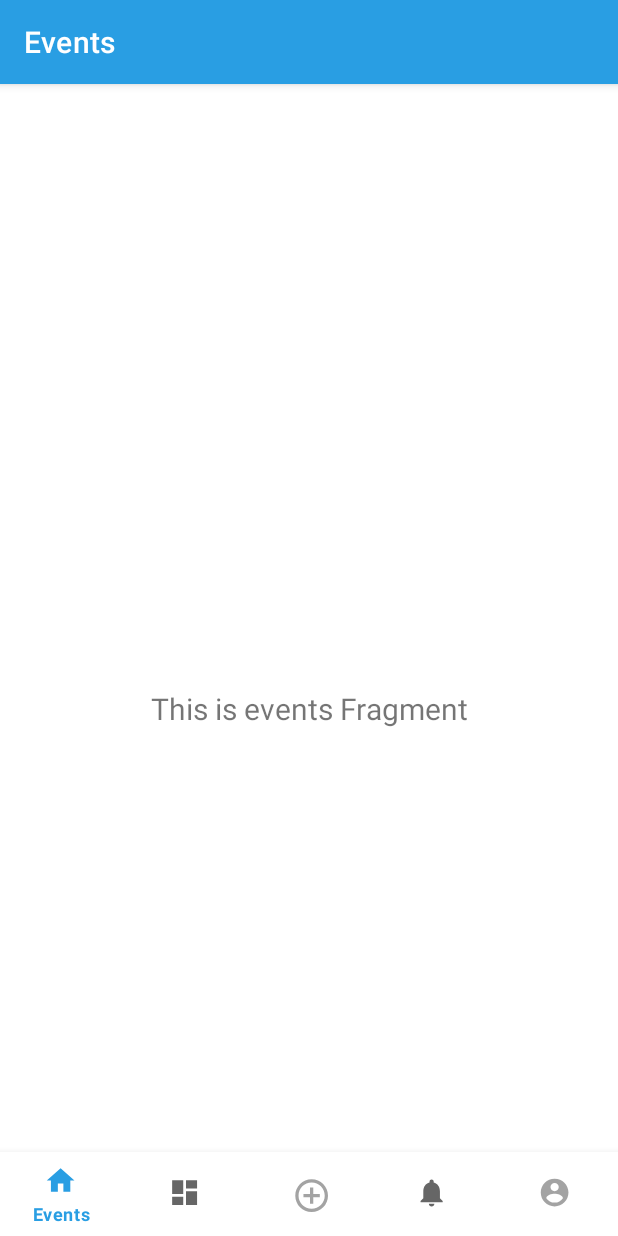
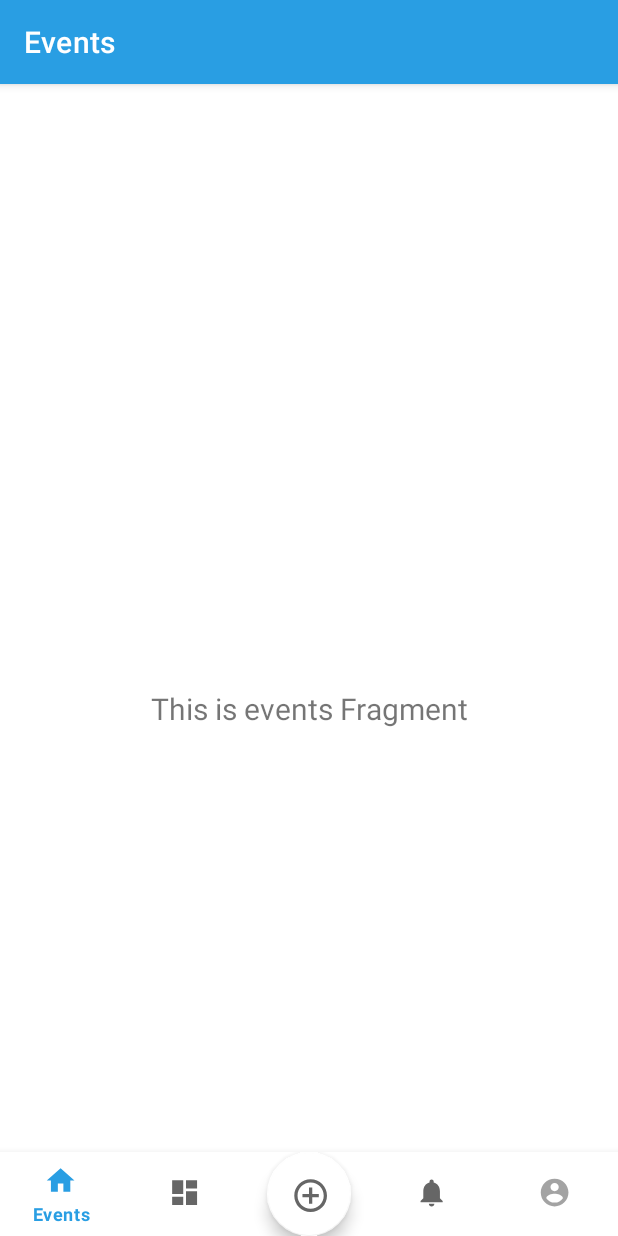
Before and after one commit to TeamworkEcnu2021/teamwork, an Android app: the screen it shows after launch (MainActivity), on a phone screen of 412 x 824 dp. Run offline under Robolectric (Android 15) with nearby library versions, the light colour scheme and no system bars; our stand-ins replace navigation-ui.

Commit message:
update button add

```diff
--- a/touralbum/app/build.gradle
+++ b/touralbum/app/build.gradle
@@ -15,6 +15,8 @@ android {
         versionName "1.0"
 
         testInstrumentationRunner "androidx.test.runner.AndroidJUnitRunner"
+
+        vectorDrawables.useSupportLibrary = true
     }
 
     buildTypes {
@@ -57,4 +59,5 @@ dependencies {
     androidTestImplementation 'androidx.test.espresso:espresso-core:3.2.0'
     implementation 'com.github.xuexiangjys:XUI:1.1.7'
     implementation 'com.github.bumptech.glide:glide:4.11.0'
+    implementation 'com.android.support.constraint:constraint-layout:1.1.3'
 }
--- a/touralbum/app/src/main/AndroidManifest.xml
+++ b/touralbum/app/src/main/AndroidManifest.xml
@@ -1,6 +1,6 @@
 <?xml version="1.0" encoding="utf-8"?>
 <manifest xmlns:android="http://schemas.android.com/apk/res/android"
-    package="com.example.touralbum">
+    package="com.example.touralbum" >
 
     <application
         android:allowBackup="true"
@@ -8,10 +8,10 @@
         android:label="@string/app_name"
         android:roundIcon="@mipmap/ic_launcher_round"
         android:supportsRtl="true"
-        android:theme="@style/Theme.Touralbum">
+        android:theme="@style/Theme.Touralbum" >
         <activity
             android:name=".MainActivity"
-            android:label="@string/app_name">
+            android:label="@string/app_name" >
             <intent-filter>
                 <action android:name="android.intent.action.MAIN" />
 
--- a/touralbum/app/src/main/java/com/example/touralbum/MainActivity.kt
+++ b/touralbum/app/src/main/java/com/example/touralbum/MainActivity.kt
@@ -1,12 +1,15 @@
 package com.example.touralbum
 
 import android.os.Bundle
+import android.widget.Button
+import android.widget.Toast
 import com.google.android.material.bottomnavigation.BottomNavigationView
 import androidx.appcompat.app.AppCompatActivity
 import androidx.navigation.findNavController
 import androidx.navigation.ui.AppBarConfiguration
 import androidx.navigation.ui.setupActionBarWithNavController
 import androidx.navigation.ui.setupWithNavController
+import com.google.android.material.floatingactionbutton.FloatingActionButton
 
 class MainActivity : AppCompatActivity() {
 
@@ -22,5 +25,10 @@ class MainActivity : AppCompatActivity() {
                 R.id.navigation_events,R.id.navigation_discovery,R.id.navigation_add,R.id.navigation_chat,R.id.navigation_account))
         setupActionBarWithNavController(navController, appBarConfiguration)
         navView.setupWithNavController(navController)
+        val addevent : FloatingActionButton = findViewById(R.id.add_event)
+        addevent.setOnClickListener {
+            //todo 跳转到create event活动
+            Toast.makeText(this, "创建出行事件", Toast.LENGTH_SHORT).show()
+        }
     }
 }
--- /dev/null
+++ b/touralbum/app/src/main/res/drawable-anydpi/ic_null.xml
@@ -0,0 +1,11 @@
+<vector xmlns:android="http://schemas.android.com/apk/res/android"
+    android:width="24dp"
+    android:height="24dp"
+    android:viewportWidth="24"
+    android:viewportHeight="24"
+    android:tint="#333333"
+    android:alpha="0.6">
+  <path
+      android:fillColor="@android:color/transparent"
+      android:pathData="M19,13h-6v6h-2v-6H5v-2h6V5h2v6h6v2z"/>
+</vector>
--- a/touralbum/app/src/main/res/layout/activity_main.xml
+++ b/touralbum/app/src/main/res/layout/activity_main.xml
@@ -1,6 +1,7 @@
 <?xml version="1.0" encoding="utf-8"?>
 <androidx.constraintlayout.widget.ConstraintLayout xmlns:android="http://schemas.android.com/apk/res/android"
     xmlns:app="http://schemas.android.com/apk/res-auto"
+    xmlns:tools="http://schemas.android.com/tools"
     android:id="@+id/container"
     android:layout_width="match_parent"
     android:layout_height="match_parent"
@@ -16,7 +17,20 @@
         app:layout_constraintBottom_toBottomOf="parent"
         app:layout_constraintLeft_toLeftOf="parent"
         app:layout_constraintRight_toRightOf="parent"
-        app:menu="@menu/bottom_nav_menu" />
+        app:menu="@menu/bottom_nav_menu" >
+
+        <com.google.android.material.floatingactionbutton.FloatingActionButton
+            android:id="@+id/add_event"
+            android:layout_width="394dp"
+            android:layout_height="match_parent"
+            android:adjustViewBounds="true"
+            android:layout_gravity="center"
+            android:clickable="true"
+            app:backgroundTint="@color/white"
+            app:srcCompat="@drawable/ic_add"
+            android:focusable="true"
+            android:contentDescription="@string/title_add" />
+    </com.google.android.material.bottomnavigation.BottomNavigationView>
 
     <fragment
         android:id="@+id/nav_host_fragment"
--- a/touralbum/app/src/main/res/menu/bottom_nav_menu.xml
+++ b/touralbum/app/src/main/res/menu/bottom_nav_menu.xml
@@ -13,7 +13,7 @@
 
     <item
         android:id="@+id/navigation_add"
-        android:icon="@drawable/ic_add"
+        android:icon="@drawable/ic_null"
         android:title="add"/>
 
     <item
--- a/touralbum/build.gradle
+++ b/touralbum/build.gradle
@@ -9,7 +9,7 @@ buildscript {
         maven { url "https://www.jitpack.io" }
     }
     dependencies {
-        classpath "com.android.tools.build:gradle:4.1.3"
+        classpath 'com.android.tools.build:gradle:4.2.1'
         classpath "org.jetbrains.kotlin:kotlin-gradle-plugin:$kotlin_version"
 
         // NOTE: Do not place your application dependencies here; they belong
```
Also changed, not shown: touralbum/app/src/main/java/com/example/touralbum/eventcontent/BlankFragment.kt (deleted, +0 -60 lines), touralbum/app/src/main/res/drawable-anydpi/ic_play.xml (added, +11 -0 lines), touralbum/app/src/main/res/layout/fragment_blank.xml (deleted, +0 -14 lines), touralbum/app/src/main/res/drawable-hdpi/ic_null.png (added), touralbum/app/src/main/res/drawable-hdpi/ic_play.png (added), touralbum/app/src/main/res/drawable-mdpi/ic_null.png (added), touralbum/app/src/main/res/drawable-mdpi/ic_play.png (added), touralbum/app/src/main/res/drawable-xhdpi/ic_null.png (added), touralbum/app/src/main/res/drawable-xhdpi/ic_play.png (added), touralbum/app/src/main/res/drawable-xxhdpi/ic_null.png (added), touralbum/app/src/main/res/drawable-xxhdpi/ic_play.png (added), touralbum/gradle/wrapper/gradle-wrapper.properties.
